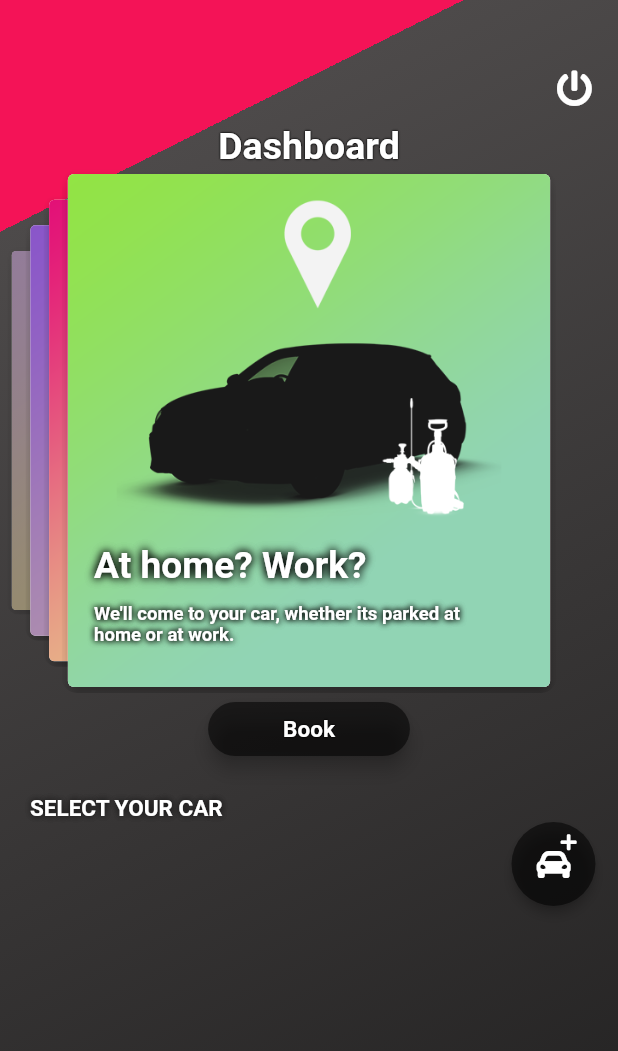
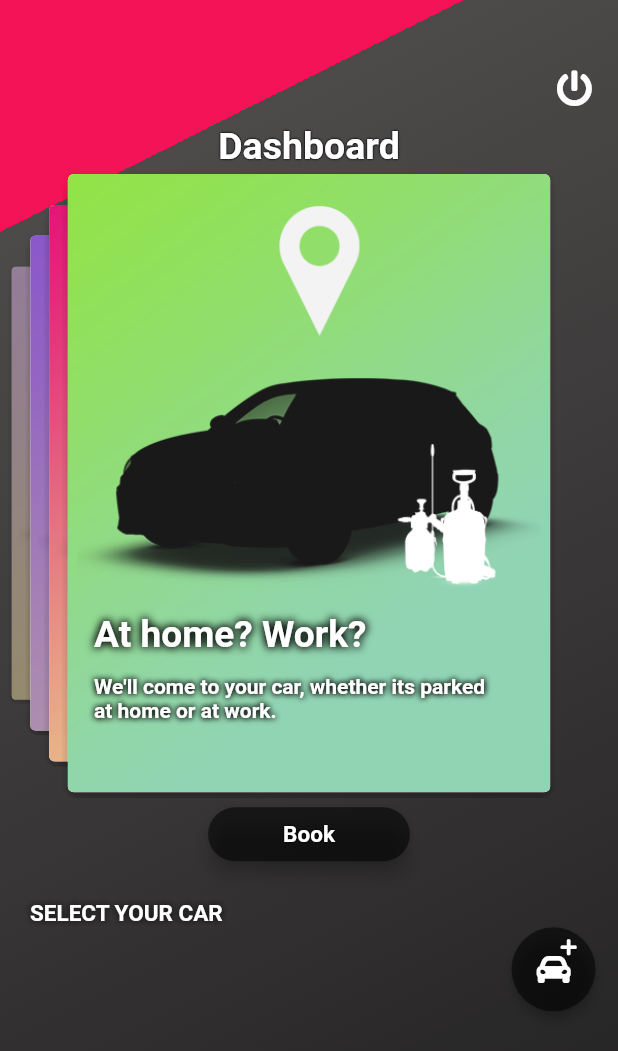
Before and after one commit to ImyMohammed/carbonetx, a Flutter app: the CustomerDashboard widget shown alone on an empty page, opened directly, on a phone screen of 412 x 824 dp. Shown: the top 1051 px of the screen. Run offline on Flutter 3.47's test engine with Material 2 defaults, Android fonts, the light colour scheme and no system bars; our stand-ins replace auto_size_text, cloud_firestore, cloud_functions, connectivity, dio, email_validator and 8 more; missing offline and left inert: flutter_keychain, flutter_page_indicator, flutter_statusbarcolor, loading; accounts and stored records are empty; Roboto replaces fonts that are missing (OpenSans).

Commit message:
Update the dashboard slide stack

```diff
--- a/lib/providers/dashboard_info.dart
+++ b/lib/providers/dashboard_info.dart
@@ -8,6 +8,7 @@ class CustomerDashboardInfo extends StatelessWidget {
   @override
   Widget build(BuildContext context) {
     double width = MediaQuery.of(context).size.width;
+    double height = MediaQuery.of(context).size.height;
     return Text(
         Provider.of<CustomerDashboardInfoData>(context, listen: true)
             .imageTitle,
@@ -46,13 +47,14 @@ class DashboardSubtitle extends StatelessWidget {
   @override
   Widget build(BuildContext context) {
     double width = MediaQuery.of(context).size.width;
+    double height = MediaQuery.of(context).size.height;
     return Text(
         Provider.of<DashboardSubtitleData>(context, listen: true).imageInfo,
         style: TextStyle(
           color: Colors.white,
           fontWeight: FontWeight.bold,
           fontFamily: 'OpenSans',
-          fontSize: width * 0.03,
+          fontSize: height * 0.017,
           shadows: <Shadow>[
             Shadow(
               offset: Offset(0, 0),
--- a/lib/screens/customer_dashboard/customer_dashboard_screen.dart
+++ b/lib/screens/customer_dashboard/customer_dashboard_screen.dart
@@ -604,16 +604,16 @@ class _CustomerDashboardState extends State<CustomerDashboard>
             ),
             PageTitle(),
             Container(
-              height: 350,
+              height: height * 0.51,
               width: width,
               child: Stack(
                 children: <Widget>[
                   Swiper(
                       indicatorLayout: PageIndicatorLayout.NONE,
-                      containerHeight: 300,
+                      containerHeight: height * 0.51,
                       containerWidth: width * 0.99,
                       itemWidth: width * 0.8,
-                      itemHeight: 370.0,
+                      itemHeight: height * 0.51,
                       layout: SwiperLayout.STACK,
                       viewportFraction: 1,
                       itemBuilder: (BuildContext context, int index) {
@@ -648,11 +648,11 @@ class _CustomerDashboardState extends State<CustomerDashboard>
                             .changeInfo(index);
                       }),
                   Container(
-                      margin: EdgeInsets.fromLTRB(width * 0.14, 250, 0, 0),
+                      margin: EdgeInsets.fromLTRB(width * 0.14, height * 0.36, 0, 0),
                       child: CustomerDashboardInfo()),
                   Container(
                       width: 270,
-                      margin: EdgeInsets.fromLTRB(width * 0.14, 290, 50, 0),
+                      margin: EdgeInsets.fromLTRB(width * 0.14, height * 0.41, 50, 0),
                       child: DashboardSubtitle())
                 ],
               ),
```
Also changed, not shown: pubspec.lock, 1 other file.
